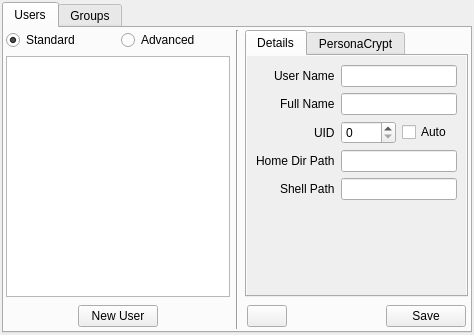
Above: src-qt5/gui_client/pages/page_users.ui from trueos/sysadm-ui-qt before the change. Below: the same form after it.
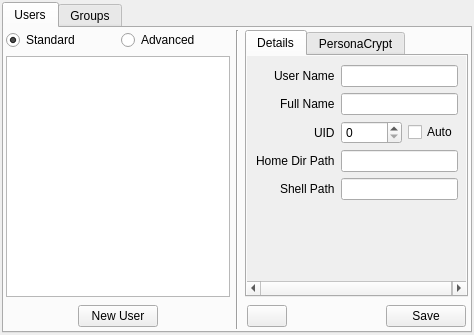
That is the form after the change. Icons and pictures are not drawn.

Commit message: Add an additional check/dialog about performing pkg updates directly from the AppCafe. Also commit some more (disabled) work on the new user manager page.

What changed in the file:
```diff
--- a/src-qt5/gui_client/pages/page_users.ui
+++ b/src-qt5/gui_client/pages/page_users.ui
@@ -127,8 +127,8 @@
                <rect>
                 <x>0</x>
                 <y>0</y>
-                <width>219</width>
-                <height>230</height>
+                <width>234</width>
+                <height>216</height>
                </rect>
               </property>
               <layout class="QFormLayout" name="formLayout_2">
@@ -165,7 +165,11 @@
                <item row="2" column="1">
                 <layout class="QHBoxLayout" name="horizontalLayout_5">
                  <item>
-                  <widget class="QSpinBox" name="spin_user_uid"/>
+                  <widget class="QSpinBox" name="spin_user_uid">
+                   <property name="maximum">
+                    <number>65535</number>
+                   </property>
+                  </widget>
                  </item>
                  <item>
                   <widget class="QCheckBox" name="check_user_autouid">
```
Left out of the diff: 5 changed lines with no effect on the pictures. The commit also changes 5 other files.
